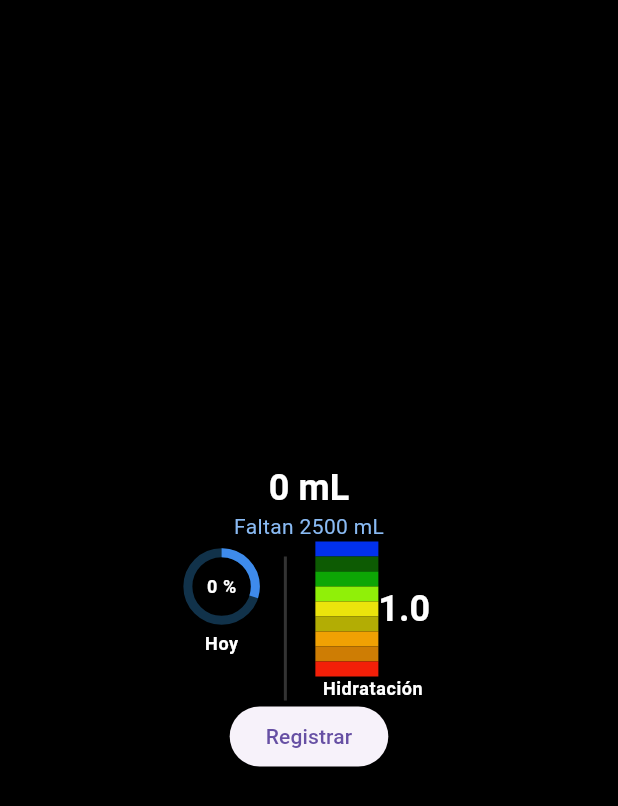
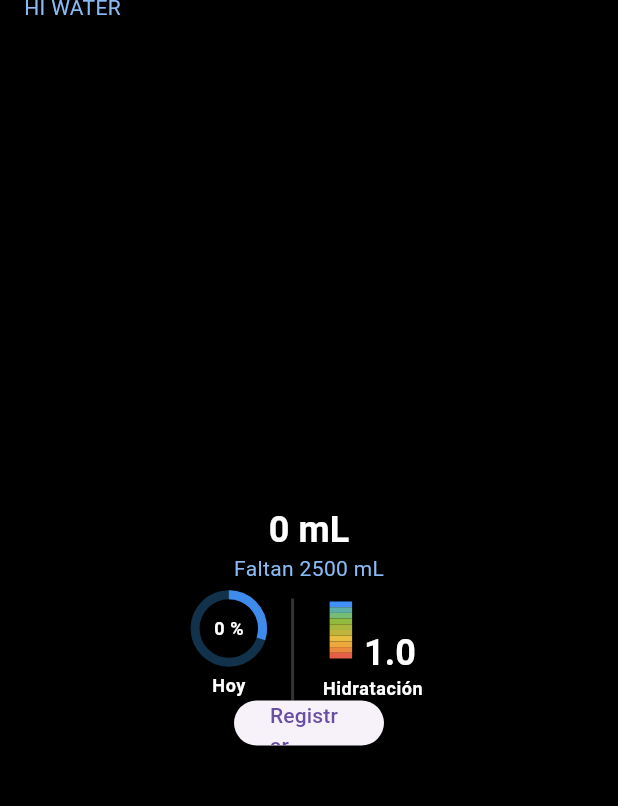
Before and after one commit to JesusUriel24/flutter, a Flutter app: the screen it shows after launch, on a phone screen of 412 x 824 dp. Shown: the top 806 px of the screen. Run offline on Flutter 3.47's test engine with Material 2 defaults, Android fonts, the phone set to English and light mode, and no system bars.

Commit message:
flutter comiit 5

```diff
--- a/lib/assets/interval_progress_bar.dart
+++ b/lib/assets/interval_progress_bar.dart
@@ -15,6 +15,9 @@ State<IntervalProgressBar> {
     return Row(
       children: [
         _bar(),
+        const SizedBox(
+          width: 8,
+        ),
         _label(),
       ],
     );
@@ -22,23 +25,25 @@ State<IntervalProgressBar> {
   Widget _bar() {
     return Column(
       children: [
-        _interval(customColor: Color.fromARGB(255, 2, 49, 237)),
+        _interval(customColor: const Color.fromARGB(255, 66, 144, 255)),
 
-        _interval(customColor: const Color.fromARGB(255, 13, 91, 3)),
+        _interval(customColor: const Color.fromARGB(255, 94, 173, 167)),
 
-        _interval(customColor: const Color.fromARGB(255, 13, 166, 5)),
+        _interval(customColor: const Color.fromARGB(255, 118, 188, 116)),
 
-        _interval(customColor: const Color.fromARGB(255, 144, 240, 8)),
+        _interval(customColor: const Color.fromARGB(255, 145, 186, 62)),
 
-        _interval(customColor: const Color.fromARGB(255, 235, 228, 12)),
+        _interval(customColor: const Color.fromARGB(255, 169, 183, 60)),
 
-        _interval(customColor: const Color.fromARGB(255, 179, 173, 4)),
+        _interval(customColor: const Color.fromARGB(255, 192, 181, 60)),
 
-        _interval(customColor: const Color.fromARGB(255, 240, 161, 3)),
+        _interval(customColor: const Color.fromARGB(255, 230, 190, 64)),
 
-        _interval(customColor: Color.fromARGB(255, 206, 125, 4)),
+        _interval(customColor: const Color.fromARGB(255, 237, 169, 59)),
 
-        _interval(customColor: Color.fromARGB(255, 243, 31, 8)),
+        _interval(customColor: const Color.fromARGB(255, 235, 138, 60)),
+
+        _interval(customColor: const Color.fromARGB(255, 229, 95, 72)),
 
       ],
     );
@@ -46,8 +51,8 @@ State<IntervalProgressBar> {
 
   Widget _interval({required Color customColor}){
     return SizedBox(
-      width: 42.0,
-      height: 10.0,
+      width: 15.0,
+      height: 3.8,
       child: DecoratedBox(
         decoration: BoxDecoration(
           color: customColor,
@@ -58,16 +63,24 @@ State<IntervalProgressBar> {
 
   Widget _separator(){
     return const SizedBox(
-      height: 4,
+      height: 2.2,
     );
   }
 
 
 
   Widget _label() {
-    return Text(
+    return Column(
+      children:[
+        const SizedBox(
+          height: 30.0,
+        ),
+        Text(
       '1.0',
       style: Theme.of(context).textTheme.headlineSmall,
+        ),
+      ],
     );
   }
+
 }
--- a/lib/main.dart
+++ b/lib/main.dart
@@ -16,7 +16,10 @@ class MyApp extends StatelessWidget {
       debugShowCheckedModeBanner: false,
       theme: ThemeData(
         scaffoldBackgroundColor: Colors.black,
-        primarySwatch: Colors.blue,
+        primarySwatch: Colors.indigo,
+        appBarTheme: const AppBarTheme(
+          color: Colors.black,
+        ),
         textTheme:
         const TextTheme(
           headlineSmall: TextStyle(
--- a/lib/screens/start_screen.dart
+++ b/lib/screens/start_screen.dart
@@ -16,6 +16,15 @@ class  _StartScreenState extends State <StartScreen> {
   Widget build(BuildContext context) {
 
     return Scaffold(
+      appBar: AppBar(
+        toolbarHeight: 10.0,
+        centerTitle: false,
+        leadingWidth: 0,
+        title: Text(
+          'HI WATER',
+          style: Theme.of(context).textTheme.bodyMedium,
+        ),
+        actions: []),
       body: Column(
       mainAxisAlignment: MainAxisAlignment.center,
       children: [
@@ -130,9 +139,15 @@ Widget _hydration(){
 }
   Widget _buttonReg() {
       return Center(
+        child: ConstrainedBox(
+          constraints: const BoxConstraints.tightFor(
+            width: 100,
+            height: 30,
+          ),
           child: ElevatedButton(
             onPressed: () { },
             child: const Text('Registrar'),
             ),
-        );
+        ),
+      );
   }
```
